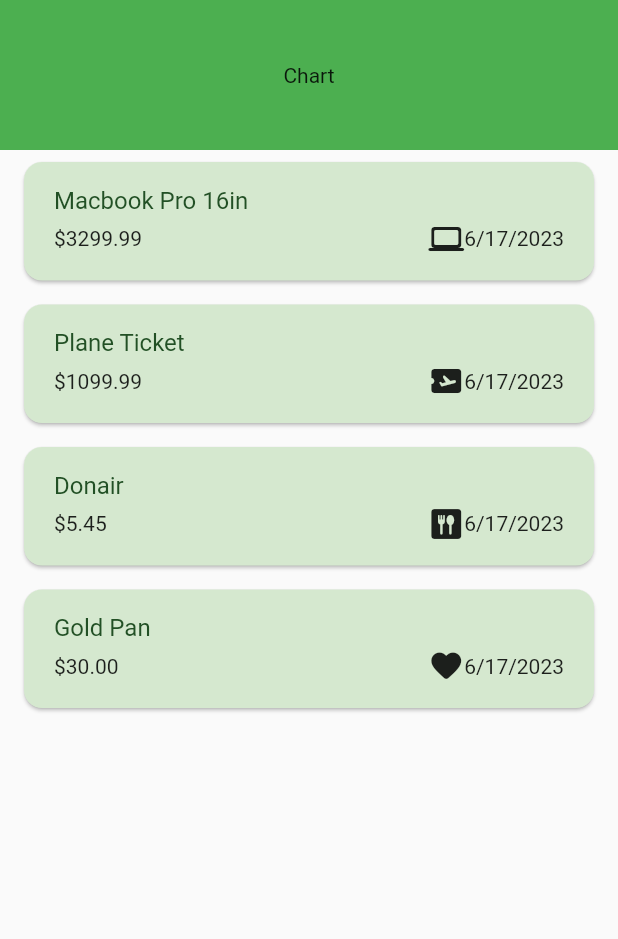
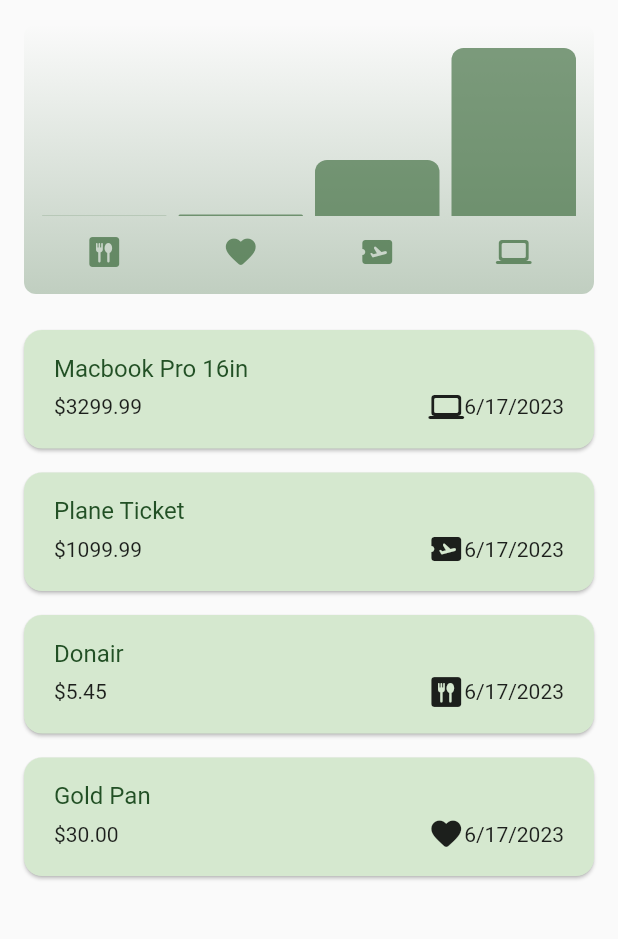
Before and after one commit to Sebsprograms/Expense_Tracker, a Flutter app: the screen it shows after launch, on a phone screen of 412 x 824 dp, the part 84-1023 px from its top. Run offline on Flutter 3.47's test engine with Material 2 defaults, Android fonts, the phone set to English and light mode, and no system bars.

Commit message:
Chart complete

```diff
--- a/lib/models/expense.dart
+++ b/lib/models/expense.dart
@@ -37,3 +37,28 @@ class Expense {
     return formatter.format(date);
   }
 }
+
+class ExpenseBucket {
+  ExpenseBucket({
+    required this.category,
+    required this.expenses,
+  });
+
+  ExpenseBucket.fromCategory(List<Expense> allExpenses, this.category)
+      : expenses = allExpenses
+            .where((expense) => expense.category == category)
+            .toList();
+
+  final Category category;
+  final List<Expense> expenses;
+
+  double get totalExpenses {
+    double total = 0;
+
+    for (final expense in expenses) {
+      total += expense.amount;
+    }
+
+    return total;
+  }
+}
--- /dev/null
+++ b/lib/widgets/chart/chart.dart
@@ -0,0 +1,95 @@
+import 'package:flutter/material.dart';
+
+import 'package:expense_tracker/widgets/chart/chart_bar.dart';
+import 'package:expense_tracker/models/expense.dart';
+
+class Chart extends StatelessWidget {
+  const Chart({super.key, required this.expenses});
+
+  final List<Expense> expenses;
+
+  List<ExpenseBucket> get buckets {
+    return [
+      ExpenseBucket.fromCategory(expenses, Category.food),
+      ExpenseBucket.fromCategory(expenses, Category.leisure),
+      ExpenseBucket.fromCategory(expenses, Category.travel),
+      ExpenseBucket.fromCategory(expenses, Category.work),
+    ];
+  }
+
+  double get maxTotalExpense {
+    double maxTotalExpense = 0;
+
+    for (final bucket in buckets) {
+      if (bucket.totalExpenses > maxTotalExpense) {
+        maxTotalExpense = bucket.totalExpenses;
+      }
+    }
+
+    return maxTotalExpense;
+  }
+
+  @override
+  Widget build(BuildContext context) {
+    final isDarkMode =
+        MediaQuery.of(context).platformBrightness == Brightness.dark;
+    return Container(
+      margin: const EdgeInsets.all(16),
+      padding: const EdgeInsets.symmetric(
+        vertical: 16,
+        horizontal: 8,
+      ),
+      width: double.infinity,
+      height: 180,
+      decoration: BoxDecoration(
+        borderRadius: BorderRadius.circular(8),
+        gradient: LinearGradient(
+          colors: [
+            Theme.of(context).colorScheme.primary.withOpacity(0.3),
+            Theme.of(context).colorScheme.primary.withOpacity(0.0)
+          ],
+          begin: Alignment.bottomCenter,
+          end: Alignment.topCenter,
+        ),
+      ),
+      child: Column(
+        children: [
+          Expanded(
+            child: Row(
+              crossAxisAlignment: CrossAxisAlignment.end,
+              children: [
+                for (final bucket in buckets) // alternative to map()
+                  ChartBar(
+                    fill: bucket.totalExpenses == 0
+                        ? 0
+                        : bucket.totalExpenses / maxTotalExpense,
+                  )
+              ],
+            ),
+          ),
+          const SizedBox(height: 12),
+          Row(
+            children: buckets
+                .map(
+                  (bucket) => Expanded(
+                    child: Padding(
+                      padding: const EdgeInsets.symmetric(horizontal: 4),
+                      child: Icon(
+                        categoryIcons[bucket.category],
+                        color: isDarkMode
+                            ? Theme.of(context).colorScheme.secondary
+                            : Theme.of(context)
+                                .colorScheme
+                                .primary
+                                .withOpacity(0.7),
+                      ),
+                    ),
+                  ),
+                )
+                .toList(),
+          )
+        ],
+      ),
+    );
+  }
+}
--- /dev/null
+++ b/lib/widgets/chart/chart_bar.dart
@@ -0,0 +1,34 @@
+import 'package:flutter/material.dart';
+
+class ChartBar extends StatelessWidget {
+  const ChartBar({
+    super.key,
+    required this.fill,
+  });
+
+  final double fill;
+
+  @override
+  Widget build(BuildContext context) {
+    final isDarkMode =
+        MediaQuery.of(context).platformBrightness == Brightness.dark;
+    return Expanded(
+      child: Padding(
+        padding: const EdgeInsets.symmetric(horizontal: 4),
+        child: FractionallySizedBox(
+          heightFactor: fill,
+          child: DecoratedBox(
+            decoration: BoxDecoration(
+              shape: BoxShape.rectangle,
+              borderRadius:
+                  const BorderRadius.vertical(top: Radius.circular(8)),
+              color: isDarkMode
+                  ? Theme.of(context).colorScheme.secondary
+                  : Theme.of(context).colorScheme.primary.withOpacity(0.65),
+            ),
+          ),
+        ),
+      ),
+    );
+  }
+}
--- a/lib/widgets/expenses.dart
+++ b/lib/widgets/expenses.dart
@@ -1,3 +1,4 @@
+import 'package:expense_tracker/widgets/chart/chart.dart';
 import 'package:expense_tracker/widgets/expenses_list/expenses_list.dart';
 import 'package:expense_tracker/models/expense.dart';
 import 'package:expense_tracker/widgets/new_expense.dart';
@@ -107,11 +108,7 @@ class _ExpensesState extends State<Expenses> {
         child: Column(
           mainAxisAlignment: MainAxisAlignment.start,
           children: [
-            Container(
-                color: Colors.green,
-                width: double.infinity,
-                height: 100,
-                child: const Center(child: Text("Chart"))),
+            Chart(expenses: _registeredExpenses),
             mainContent,
           ],
         ),
--- a/lib/widgets/expenses_list/expenses_list.dart
+++ b/lib/widgets/expenses_list/expenses_list.dart
@@ -22,7 +22,7 @@ class ExpensesList extends StatelessWidget {
           background: Container(
             color: Theme.of(context).colorScheme.error,
             margin: EdgeInsets.symmetric(
-              horizontal: 16,
+              horizontal: Theme.of(context).cardTheme.margin!.horizontal,
             ),
           ),
           key: ValueKey(expenses[index]),
```
